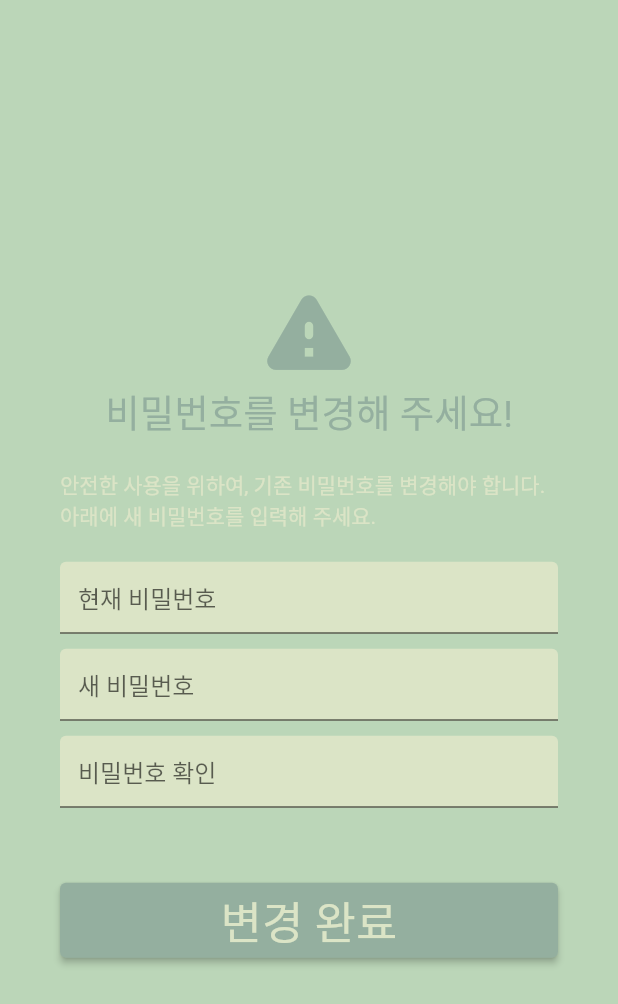
After one commit to 4ix/ai_project_smartfarm, a Flutter app: the screen it shows after launch, after a tap on "비밀번호변경", on a phone screen of 412 x 824 dp. The commit adds this screen. Shown: the top 1004 px of the screen. Run offline on Flutter 3.47's test engine with Material 2 defaults, Android fonts, the phone set to English and light mode, and no system bars.

Commit message:
UI 구현 (비밀번호 변경)

```diff
--- /dev/null
+++ b/lib/screens/change_password_screen.dart
@@ -0,0 +1,139 @@
+import 'package:flutter/material.dart';
+
+class ChangePassWordScreen extends StatefulWidget {
+  const ChangePassWordScreen({super.key});
+
+  @override
+  State<ChangePassWordScreen> createState() => _ChangePassWordScreenState();
+}
+
+class _ChangePassWordScreenState extends State<ChangePassWordScreen> {
+  TextEditingController controller = TextEditingController();
+  TextEditingController controller2 = TextEditingController();
+  TextEditingController controller3 = TextEditingController();
+
+  @override
+  Widget build(BuildContext context) {
+    return Scaffold(
+      backgroundColor: const Color(0xFFBBD6B8),
+      body: Center(
+        child: GestureDetector(
+          onTap: () {
+            FocusScope.of(context).unfocus();
+          },
+          child: SingleChildScrollView(
+            child: Padding(
+              padding: const EdgeInsets.symmetric(horizontal: 40),
+              child: Column(
+                children: [
+                  const Icon(
+                    Icons.warning_rounded,
+                    size: 70,
+                    color: Color(0XFF94AF9F),
+                  ),
+                  const Text(
+                    '비밀번호를 변경해 주세요!',
+                    style: TextStyle(
+                      fontSize: 25,
+                      color: Color(0XFF94AF9F),
+                    ),
+                  ),
+                  const SizedBox(
+                    height: 20,
+                  ),
+                  const Text(
+                    '안전한 사용을 위하여, 기존 비밀번호를 변경해야 합니다. 아래에 새 비밀번호를 입력해 주세요.',
+                    style: TextStyle(
+                      color: Color(0XFFDBE4C6),
+                    ),
+                  ),
+                  const SizedBox(
+                    height: 20,
+                  ),
+                  Form(
+                    child: Column(
+                      children: [
+                        TextField(
+                          controller: controller,
+                          decoration: const InputDecoration(
+                            hintText: '현재 비밀번호',
+                            filled: true,
+                            fillColor: Color(0xFFDBE4C6),
+                          ),
+                          keyboardType: TextInputType.text,
+                          obscureText: true,
+                        ),
+                        const SizedBox(
+                          height: 10,
+                        ),
+                        TextField(
+                          controller: controller2,
+                          decoration: const InputDecoration(
+                            hintText: '새 비밀번호',
+                            filled: true,
+                            fillColor: Color(0xFFDBE4C6),
+                          ),
+                          keyboardType: TextInputType.text,
+                          obscureText: true,
+                        ),
+                        const SizedBox(
+                          height: 10,
+                        ),
+                        TextField(
+                          controller: controller3,
+                          decoration: const InputDecoration(
+                            hintText: '비밀번호 확인',
+                            filled: true,
+                            fillColor: Color(0xFFDBE4C6),
+                          ),
+                          keyboardType: TextInputType.text,
+                          obscureText: true,
+                        ),
+                      ],
+                    ),
+                  ),
+                  const SizedBox(
+                    height: 50,
+                  ),
+                  ButtonTheme(
+                    child: ElevatedButton(
+                      onPressed: () {
+                        // password API 호출하는거로 변경해야 함
+                        if (controller2 != controller3) {
+                          showSnackBar(
+                            context,
+                            const Text('비밀번호가 다릅니다.'),
+                          );
+                        }
+                      },
+                      style: ElevatedButton.styleFrom(
+                        backgroundColor: const Color(0xFF94AF9F),
+                        minimumSize: const Size.fromHeight(50),
+                      ),
+                      child: const Text(
+                        '변경 완료',
+                        style: TextStyle(
+                          fontSize: 30,
+                          color: Color(0xFFDBE4C6),
+                        ),
+                      ),
+                    ),
+                  )
+                ],
+              ),
+            ),
+          ),
+        ),
+      ),
+    );
+  }
+}
+
+void showSnackBar(BuildContext context, text) {
+  final snackBar = SnackBar(
+    content: text,
+    backgroundColor: const Color(0xFF94AF9F),
+  );
+
+  ScaffoldMessenger.of(context).showSnackBar(snackBar);
+}
--- a/lib/screens/login_screen.dart
+++ b/lib/screens/login_screen.dart
@@ -1,4 +1,5 @@
 import 'package:flutter/material.dart';
+import 'package:smartfarm/screens/change_password_screen.dart';
 import 'package:smartfarm/screens/home_screen.dart';
 
 class LoginScreen extends StatefulWidget {
@@ -17,7 +18,10 @@ class _LoginScreenState extends State<LoginScreen> {
     return Scaffold(
       backgroundColor: const Color(0xFFBBD6B8),
       body: Padding(
-          padding: const EdgeInsets.symmetric(horizontal: 20, vertical: 50),
+        padding: const EdgeInsets.symmetric(
+          horizontal: 20,
+          vertical: 50,
+        ),
         child: GestureDetector(
           onTap: () {
             FocusScope.of(context).unfocus();
@@ -83,9 +87,20 @@ class _LoginScreenState extends State<LoginScreen> {
                     ),
                   ),
                 ),
-                  const Text(
+                GestureDetector(
+                  onTap: () {
+                    Navigator.push(
+                      context,
+                      MaterialPageRoute(
+                        builder: (BuildContext context) =>
+                            const ChangePassWordScreen(),
+                      ),
+                    );
+                  },
+                  child: const Text(
                     '비밀번호변경',
                     textAlign: TextAlign.right,
+                  ),
                 ),
                 const SizedBox(
                   height: 10,
@@ -100,7 +115,9 @@ class _LoginScreenState extends State<LoginScreen> {
                           context,
                           MaterialPageRoute(
                             builder: (BuildContext context) =>
-                                      const HomeScreen()));
+                                const HomeScreen(),
+                          ),
+                        );
                       } else if (controller.text == 'test' &&
                           controller2.text != '1234') {
                         showSnackBar(context, const Text('비밀번호가 틀렸습니다.'));
@@ -113,11 +130,14 @@ class _LoginScreenState extends State<LoginScreen> {
                     },
                     style: ElevatedButton.styleFrom(
                       backgroundColor: const Color(0xFF94AF9F),
-                          minimumSize: const Size.fromHeight(50)),
+                      minimumSize: const Size.fromHeight(50),
+                    ),
                     child: const Text(
                       '로그인',
-                        style:
-                            TextStyle(fontSize: 30, color: Color(0xFFDBE4C6)),
+                      style: TextStyle(
+                        fontSize: 30,
+                        color: Color(0xFFDBE4C6),
+                      ),
                     ),
                   ),
                 ),
@@ -125,7 +145,8 @@ class _LoginScreenState extends State<LoginScreen> {
             ),
           ),
         ),
-        ));
+      ),
+    );
   }
 }
 
```
Also changed, not shown: 1 other file. Lines whose indentation alone changed are shown as unchanged.
